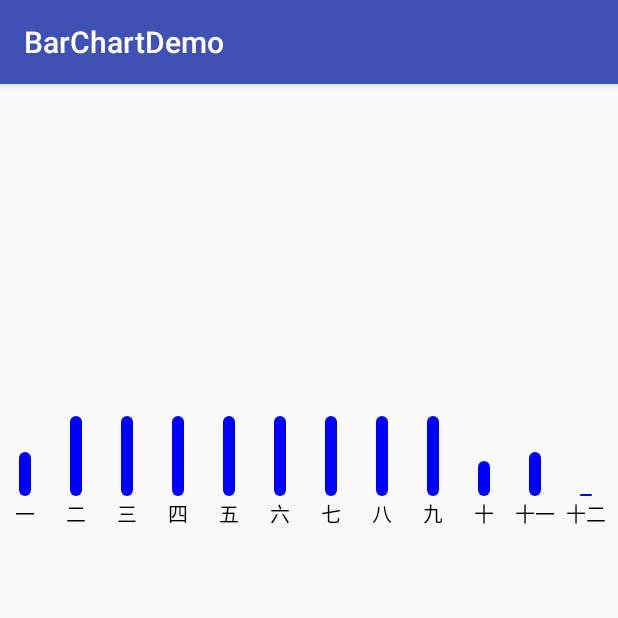
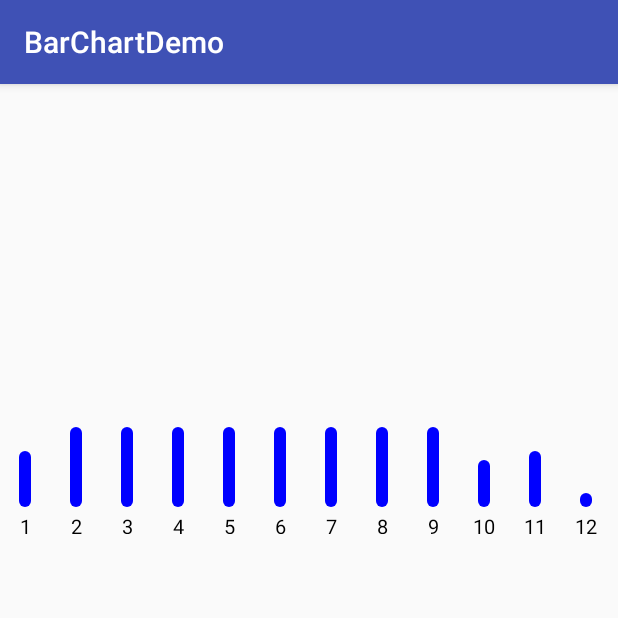
Before and after one commit to uncleleonfan/BarChartDemo, an Android app: the screen it shows after launch (MainActivity), on a phone screen of 412 x 824 dp, the top half of it. Run offline under Robolectric (Android 15) with nearby library versions, the phone set to English and light mode, and no system bars.

Commit message:
Draw text right.

```diff
--- a/app/src/main/java/com/leon/barchartdemo/BarChartView.java
+++ b/app/src/main/java/com/leon/barchartdemo/BarChartView.java
@@ -60,7 +60,7 @@ public class BarChartView extends View {
         mTextRect = new Rect();
         mTemp = new RectF();
         mBarWidth = TypedValue.applyDimension(TypedValue.COMPLEX_UNIT_DIP, 8, getResources().getDisplayMetrics());
-        mGap = (int) TypedValue.applyDimension(TypedValue.COMPLEX_UNIT_DIP, 16, getResources().getDisplayMetrics());
+        mGap = (int) TypedValue.applyDimension(TypedValue.COMPLEX_UNIT_DIP, 8, getResources().getDisplayMetrics());
     }
 
     @Override
@@ -83,10 +83,9 @@ public class BarChartView extends View {
             bar.left = barLeft;
             bar.top = (int) (getPaddingTop() + barHeight - mTransformDataList[i]);
             bar.right = (int) (barLeft + mBarWidth);
-            bar.bottom = barHeight;
+            bar.bottom = getPaddingTop() + barHeight;
             bar.currentTop = bar.bottom;
             mBars.add(bar);
-
             axisStart = axisStart + step;
             barLeft = (int) (axisStart - mBarWidth / 2);;
         }
@@ -108,7 +107,7 @@ public class BarChartView extends View {
         for (int i = 0; i < mDataList.length; i++) {
             Bar bar = mBars.get(i);
             String axis = mHorizontalAxis[i];
-            canvas.drawText(axis, bar.left + mBarWidth / 2, mHeight, mAxisPaint);
+            canvas.drawText(axis, bar.left + mBarWidth / 2, getHeight() - getPaddingBottom(), mAxisPaint);
 
             bar.currentTop -= mBarGrowStep;
             bar.done = bar.currentTop <= bar.top;
--- a/app/src/main/java/com/leon/barchartdemo/MainActivity.java
+++ b/app/src/main/java/com/leon/barchartdemo/MainActivity.java
@@ -5,8 +5,8 @@ import android.os.Bundle;
 
 public class MainActivity extends AppCompatActivity {
 
-    private static final String[] HORIZONTAL_AXIS= {"一", "二", "三", "四",
-            "五", "六", "七", "八", "九", "十", "十一", "十二"};
+    private static final String[] HORIZONTAL_AXIS= {"1", "2", "3", "4",
+            "5", "6", "7", "8", "9", "10", "11", "12"};
 
     private static final float[] DATA = {12, 24, 45, 56, 89, 70, 49, 22, 23, 10, 12, 3};
 
```
